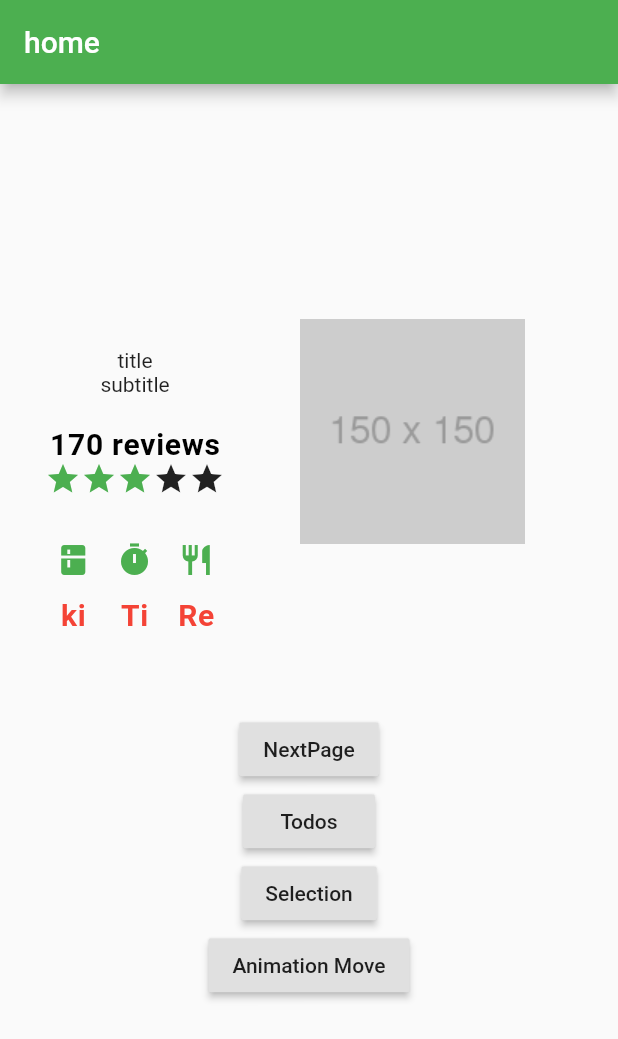
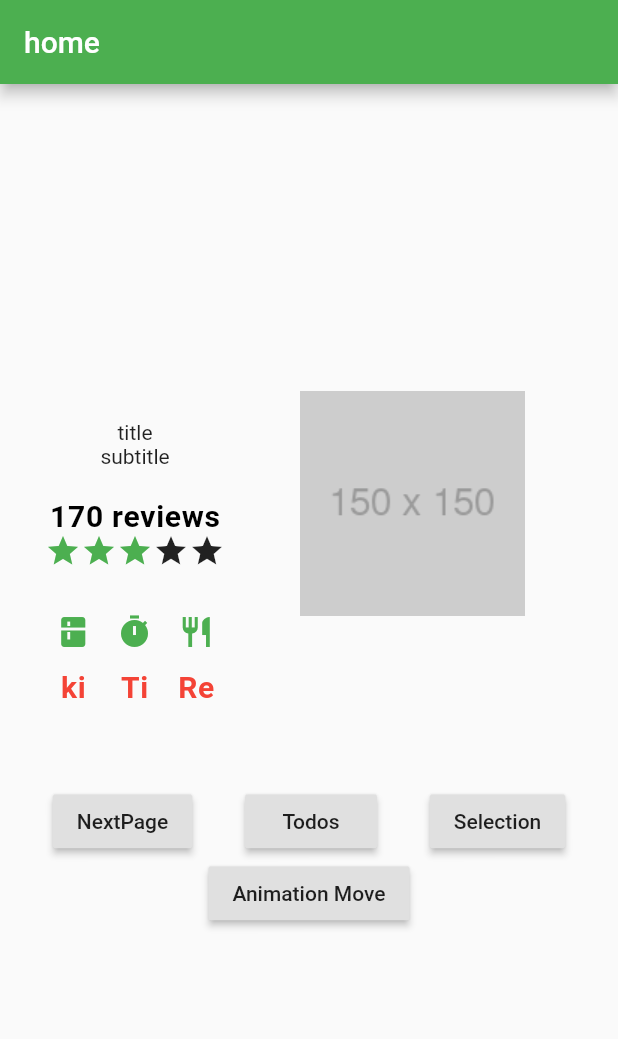
Before and after one commit to tomothumb/sandbox_flutter, a Flutter app: the screen it shows after launch, on a phone screen of 412 x 824 dp. Shown: the top 1039 px of the screen. Run offline on Flutter 3.47's test engine with Material 2 defaults, Android fonts, the phone set to English and light mode, and no system bars.

Commit message:
book: cleancode

```diff
--- a/flutter_book/lib/main.dart
+++ b/flutter_book/lib/main.dart
@@ -128,6 +128,9 @@ class HomeScreen extends StatelessWidget {
             mainAxisSize: MainAxisSize.min,
             children: [
               sample,
+              Row(
+                mainAxisAlignment: MainAxisAlignment.spaceEvenly,
+                children: [
                   RaisedButton(
                     child: Text('NextPage'),
                     onPressed: () {
@@ -151,12 +154,16 @@ class HomeScreen extends StatelessWidget {
                       Navigator.pushNamed(context, '/selection');
                     },
                   ),
+                ],
+              ),
+              Row(mainAxisAlignment: MainAxisAlignment.spaceEvenly, children: [
                 RaisedButton(
                   child: Text('Animation Move'),
                   onPressed: () {
                     Navigator.pushNamed(context, '/animation_move');
                   },
                 )
+              ]),
             ],
           ),
         ));
@@ -295,9 +302,7 @@ class SelectionButton extends StatelessWidget {
 
     ScaffoldMessenger.of(context)
       ..removeCurrentSnackBar()
-      ..showSnackBar(SnackBar(content: Text(result)))
-    ;
-
+      ..showSnackBar(SnackBar(content: Text(result)));
   }
 }
 
@@ -375,8 +380,8 @@ class AnimationMoveHomeScreen extends StatelessWidget {
               onPressed: () {
                 Navigator.push(
                     context,
-                    MaterialPageRoute(builder: (context)=> AnimationMovedScreen())
-                );
+                    MaterialPageRoute(
+                        builder: (context) => AnimationMovedScreen()));
               },
             ),
             RaisedButton(
@@ -395,17 +400,14 @@ class AnimationMovedScreen extends StatelessWidget {
   Widget build(BuildContext context) {
     return Scaffold(
         body: GestureDetector(
-            onTap: (){
+            onTap: () {
               Navigator.pop(context);
             },
-            child:Center(
-              child:
-              Hero(
+            child: Center(
+              child: Hero(
                 tag: "hero_tag1",
                 child: Image.network('https://picsum.photos/200?image=2'),
               ),
-            )
-        )
-    );
+            )));
   }
 }
```
Lines whose indentation alone changed are shown as unchanged.
